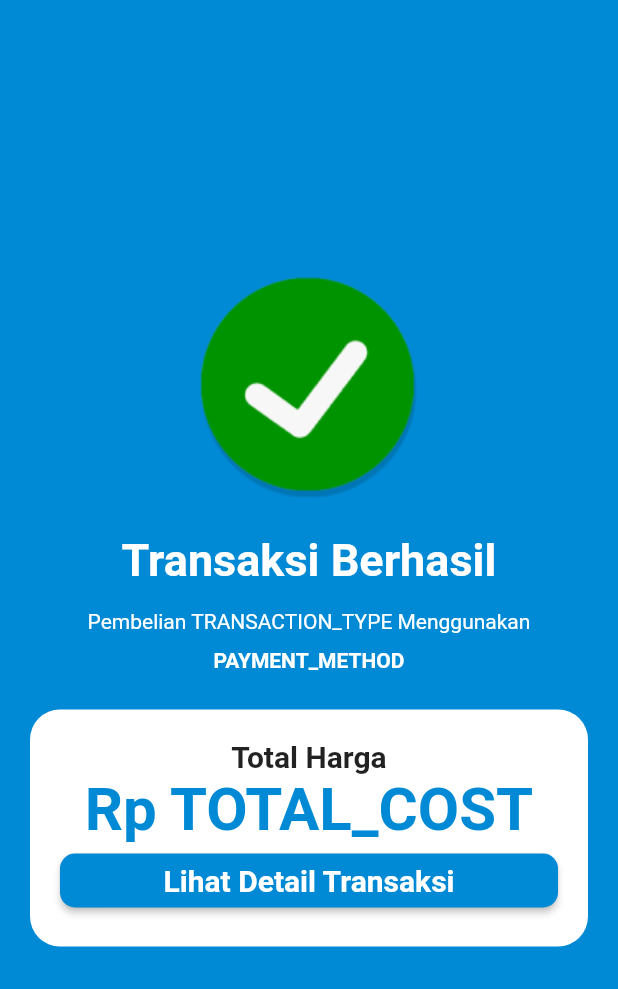
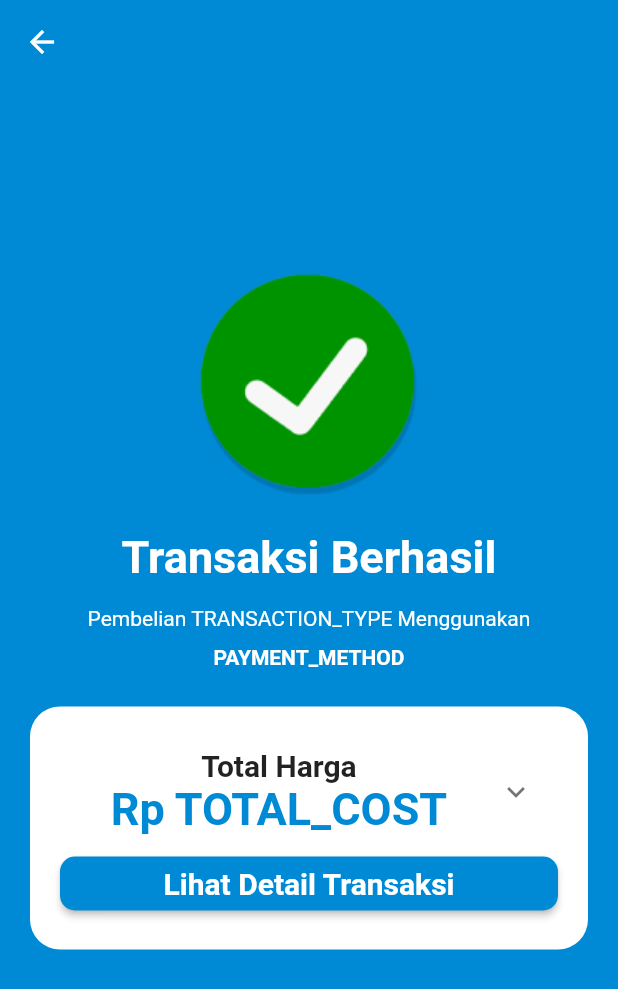
Before and after one commit to idhamramadito/robotbiru, a Flutter app: the TransCompleted screen opened by its route, on a phone screen of 412 x 824 dp. Shown: the top 989 px of the screen. Run offline on Flutter 3.47's test engine with Material 2 defaults, Android fonts, the phone set to English and light mode, and no system bars; our stand-ins replace pin_code_fields.

Commit message:
added expansionTile for trans_completed.dart

```diff
--- a/homepage/lib/pages/dashboard_tabs/home/home.dart
+++ b/homepage/lib/pages/dashboard_tabs/home/home.dart
@@ -9,7 +9,6 @@ import 'package:homepage/pages/dashboard_tabs/home/UI_components/promo_card.dart
 import 'package:homepage/pages/dashboard_tabs/home/UI_components/search_bar.dart';
 import 'package:homepage/pages/dashboard_tabs/home/UI_components/upgrade_to_partner.dart';
 import 'package:homepage/pages/dashboard_tabs/home/UI_components/user_info.dart';
-import 'package:homepage/shared_UI_components/transparent_notif_and_navbar.dart';
 
 class Home extends StatefulWidget {
   _PageDashboard createState() => _PageDashboard();
@@ -20,7 +19,10 @@ class _PageDashboard extends State<Home> {
   void initState() {
     super.initState();
     SystemChrome.setSystemUIOverlayStyle(
-      transparentNotifBar(),
+      SystemUiOverlayStyle(
+        statusBarColor: Color(0xff008AD5),
+        statusBarIconBrightness: Brightness.light,
+      ),
     );
   }
 
--- a/homepage/lib/pages/shared_pages/trans_completed.dart
+++ b/homepage/lib/pages/shared_pages/trans_completed.dart
@@ -12,13 +12,19 @@ class TransCompleted extends StatefulWidget {
 class _TransCompletedState extends State<TransCompleted> {
   String transName = 'TRANSACTION_TYPE';
   String paymentMethod = 'PAYMENT_METHOD';
-  String price = 'TOTAL_COST';
+  String cost = 'Rp TOTAL_COST';
+  String orderInfo = 'ORDER_INFO';
+  String transDate = 'TRANSACTION_DATE';
+  String orderID = 'ORDER_ID';
 
   @override
   Widget build(BuildContext context) {
     return Scaffold(
+      extendBodyBehindAppBar: true,
       backgroundColor: Theme.of(context).primaryColor,
+      appBar: AppBar(elevation: 0, backgroundColor: Colors.transparent),
       body: Center(
+        child: SingleChildScrollView(
           child: Column(
             mainAxisAlignment: MainAxisAlignment.center,
             children: [
@@ -67,18 +73,74 @@ class _TransCompletedState extends State<TransCompleted> {
                   ),
                   child: Column(
                     children: <Widget>[
-                    Text(
+                      ExpansionTile(
+                        expandedAlignment: Alignment.centerLeft,
+                        expandedCrossAxisAlignment: CrossAxisAlignment.start,
+                        title: Text(
                           "Total Harga",
-                      style:
-                          TextStyle(fontSize: 20, fontWeight: FontWeight.bold),
+                          textAlign: TextAlign.center,
+                          style: TextStyle(
+                              fontSize: 20, fontWeight: FontWeight.bold),
                         ),
-                    Text(
-                      'Rp $price',
+                        subtitle: Text(
+                          cost,
+                          textAlign: TextAlign.center,
                           style: TextStyle(
-                        fontSize: 40,
+                            fontSize: 30,
                             fontWeight: FontWeight.bold,
                             color: Theme.of(context).primaryColor,
                           ),
+                        ),
+                        children: <Widget>[
+                          Padding(
+                            padding: const EdgeInsets.all(2.0),
+                            child: Text(
+                              'Info Pesanan',
+                              style: TextStyle(color: Colors.grey),
+                            ),
+                          ),
+                          Padding(
+                            padding: const EdgeInsets.all(2.0),
+                            child: Text(orderInfo),
+                          ),
+                          SizedBox(height: 10),
+                          Padding(
+                            padding: const EdgeInsets.all(2.0),
+                            child: Text(
+                              'Jumlah',
+                              style: TextStyle(color: Colors.grey),
+                            ),
+                          ),
+                          Padding(
+                            padding: const EdgeInsets.all(2.0),
+                            child: Text(cost),
+                          ),
+                          SizedBox(height: 10),
+                          Padding(
+                            padding: const EdgeInsets.all(2.0),
+                            child: Text(
+                              'Waktu Transaksi',
+                              style: TextStyle(color: Colors.grey),
+                            ),
+                          ),
+                          Padding(
+                            padding: const EdgeInsets.all(2.0),
+                            child: Text(transDate),
+                          ),
+                          SizedBox(height: 10),
+                          Padding(
+                            padding: const EdgeInsets.all(2.0),
+                            child: Text(
+                              'Order ID',
+                              style: TextStyle(color: Colors.grey),
+                            ),
+                          ),
+                          Padding(
+                            padding: const EdgeInsets.all(2.0),
+                            child: Text(orderID),
+                          ),
+                          SizedBox(height: 10),
+                        ],
                       ),
                       BigButton(
                         title: 'Lihat Detail Transaksi',
@@ -94,6 +156,24 @@ class _TransCompletedState extends State<TransCompleted> {
             ],
           ),
         ),
+      ),
     );
   }
 }
+
+// Text(
+//   "Total Harga",
+//   style: TextStyle(
+//       fontSize: 20, fontWeight: FontWeight.bold),
+// ),
+// Padding(
+//   padding: const EdgeInsets.all(10.0),
+//   child: Text(
+//     price,
+//     style: TextStyle(
+//       fontSize: 30,
+//       fontWeight: FontWeight.bold,
+//       color: Theme.of(context).primaryColor,
+//     ),
+//   ),
+// ),
--- a/homepage/lib/routing/routing_table.dart
+++ b/homepage/lib/routing/routing_table.dart
@@ -3,7 +3,7 @@ import 'package:homepage/routing/error_route.dart';
 import 'package:homepage/pages/dashboard.dart';
 import 'package:homepage/pages/dashboard_tabs/home/submenu/pulsa/components/nominal_pulsa.dart';
 import 'package:homepage/pages/dashboard_tabs/home/submenu/pulsa/pulsapage.dart';
-import 'package:homepage/pages/dashboard_tabs/home/submenu/top_up/top_up.dart';
+
 import 'package:homepage/pages/dashboard_tabs/home/submenu/token_listrik/tokenpage.dart';
 import 'package:homepage/pages/shared_pages/pin_code.dart';
 import 'package:homepage/pages/shared_pages/trans_completed.dart';
@@ -15,8 +15,6 @@ class RoutingTable {
     switch (settings.name) {
       case '/':
         return MaterialPageRoute(builder: (_) => Dashboard());
-      case '/topup':
-        return MaterialPageRoute(builder: (_) => TopUp());
       case '/pulsa':
         return MaterialPageRoute(builder: (_) => PulsaPage());
       case '/token_listrik':
```
Also changed, not shown: homepage/lib/pages/dashboard_tabs/home/submenu/pulsa/components/input_baru.dart (+5 -3 lines), homepage/lib/pages/dashboard_tabs/home/submenu/top_up/top_up.dart (deleted, +0 -11 lines), homepage/lib/pages/shared_pages/pin_code.dart (+12 -2 lines), homepage/lib/shared_UI_components/transparent_notif_and_navbar.dart (deleted, +0 -25 lines). Lines whose indentation alone changed are shown as unchanged.
